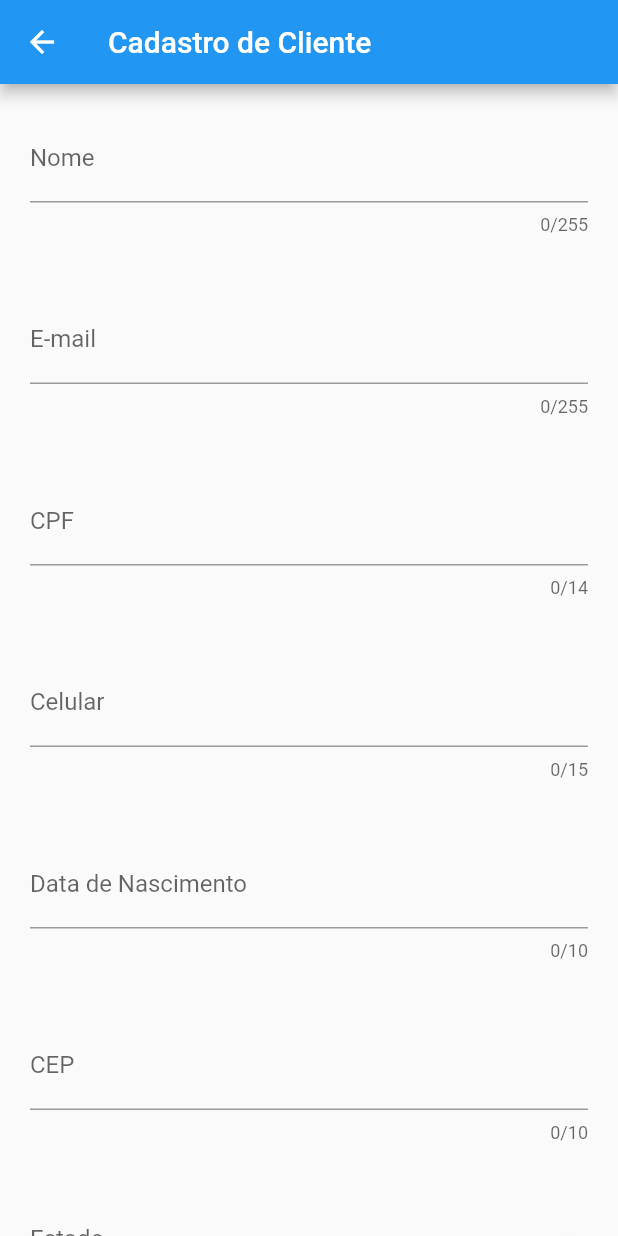
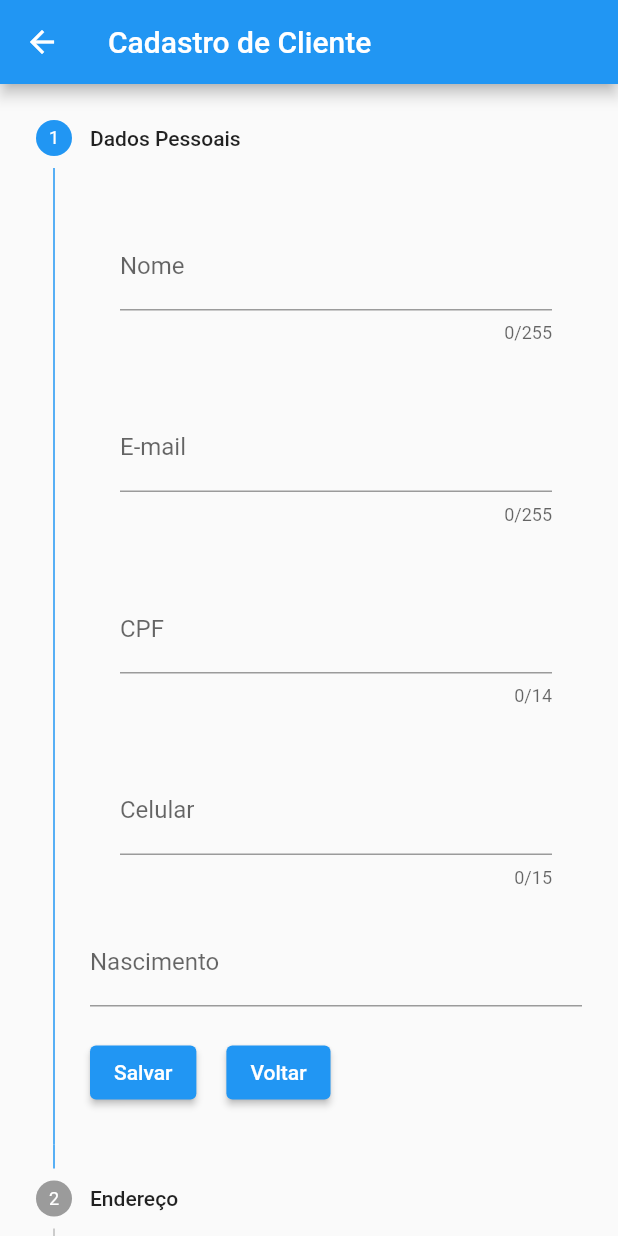
Before and after one commit to PedroMMeter/BankProvider, a Flutter app: the Registrar screen opened directly, on a phone screen of 412 x 824 dp. Run offline on Flutter 3.47's test engine with Material 2 defaults, Android fonts, the phone set to English and light mode, and no system bars; drawn by our look-alikes of date_time_picker; our stand-ins replace brasil_fields; missing offline and left inert: flux_validator_dart.

Commit message:
Formulário de Registro refatorado

```diff
--- a/lib/main.dart
+++ b/lib/main.dart
@@ -1,8 +1,6 @@
 import 'package:bank_provider/models/cliente.dart';
 import 'package:bank_provider/models/transferencias.dart';
 import 'package:bank_provider/screens/autenticacao/login.dart';
-import 'package:bank_provider/screens/dashboard/dashboard.dart';
-import 'package:bank_provider/screens/transferencia/lista.dart';
 import 'package:flutter/material.dart';
 import 'package:provider/provider.dart';
 
--- a/lib/models/cliente.dart
+++ b/lib/models/cliente.dart
@@ -1,18 +1,18 @@
 import 'package:flutter/material.dart';
 
 class Cliente extends ChangeNotifier{
-  late String _nome;
-  late String _email;
-  late String _celular;
-  late String _cpf;
-  late String _nascimento;
-  late String _cep;
-  late String _estado;
-  late String _cidade;
-  late String _bairro;
-  late String _logradouro;
-  late String _numero;
-  late String _senha;
+  String _nome = '';
+  String _email = '';
+  String _celular = '';
+  String _cpf = '';
+  String _nascimento = '';
+  String _cep = '';
+  String _estado = '';
+  String _cidade = '';
+  String _bairro = '';
+  String _logradouro = '';
+  String _numero = '';
+  String _senha = '';
 
 
   String get nome => _nome;
@@ -86,4 +86,13 @@ class Cliente extends ChangeNotifier{
   set senha(String value) {
     _senha = value;
   }
+
+  int _stepAtual = 0;
+
+  int get stepAtual => _stepAtual;
+
+  set stepAtual(int value) {
+    _stepAtual = value;
+    notifyListeners();
+  }
 }
--- a/lib/screens/autenticacao/registrar.dart
+++ b/lib/screens/autenticacao/registrar.dart
@@ -1,16 +1,24 @@
 import 'package:bank_provider/components/form_inputs.dart';
+import 'package:bank_provider/models/cliente.dart';
 import 'package:bank_provider/screens/dashboard/dashboard.dart';
 import 'package:brasil_fields/brasil_fields.dart';
+import 'package:date_time_picker/date_time_picker.dart';
 import 'package:flutter/material.dart';
 import 'package:flutter/services.dart';
+import 'package:flux_validator_dart/flux_validator_dart.dart';
+import 'package:provider/provider.dart';
 
 class Registrar extends StatelessWidget {
-  final _formKey = GlobalKey<FormState>();
+  //step 1
+  final _formUserData = GlobalKey<FormState>();
   final _nomeController = TextEditingController();
   final _emailController = TextEditingController();
   final _cpfController = TextEditingController();
   final _celularController = TextEditingController();
   final _nascimentoController = TextEditingController();
+
+  //step 2
+  final _formUserAdress = GlobalKey<FormState>();
   final _cepController = TextEditingController();
   final _estadoController = TextEditingController();
   final _cidadeController = TextEditingController();
@@ -18,17 +26,93 @@ class Registrar extends StatelessWidget {
   final _logradouroController = TextEditingController();
   final _numeroController = TextEditingController();
 
+  //step 3
+  final _formUserAuth = GlobalKey<FormState>();
+  final _senhaController = TextEditingController();
+  final _confirmarSenhaController = TextEditingController();
+
   Registrar({Key? key}) : super(key: key);
 
   @override
   Widget build(BuildContext context) {
     return Scaffold(
-      appBar: AppBar(
-        title: const Text('Cadastro de Cliente'),
-      ),
-      body: SingleChildScrollView(
-        child: Form(
-          key: _formKey,
+        appBar: AppBar(
+          title: const Text('Cadastro de Cliente'),
+        ),
+        body: Consumer<Cliente>(
+          builder: (context, cliente, child) {
+            return Stepper(
+              currentStep: cliente.stepAtual,
+              onStepContinue: () {
+                final functions = [
+                  _salvarStep1,
+                  _salvarStep2,
+                  _salvarStep3,
+                ];
+                return functions[cliente.stepAtual](context);
+              },
+              onStepCancel: () {
+                cliente.stepAtual =
+                    cliente.stepAtual > 0 ? cliente.stepAtual - 1 : 0;
+              },
+              steps: _construirSteps(context, cliente),
+              controlsBuilder:(context, ControlsDetails controls) {
+                return Padding(
+                  padding: const EdgeInsets.only(top: 20),
+                  child: Row(
+                    children: [
+                      ElevatedButton(
+                        onPressed: controls.onStepContinue,
+                        child: const Text('Salvar',),
+                      ),
+                      const Padding(padding: EdgeInsets.only(right: 20)),
+                      ElevatedButton(
+                        onPressed: controls.onStepCancel,
+                        child: const Text('Voltar'),
+                      ),
+                    ],
+                  ),
+                );
+              } ,
+            );
+          },
+        ));
+  }
+
+  void _salvarStep1(context) {
+    if (_formUserData.currentState!.validate()) {
+      Cliente cliente = Provider.of<Cliente>(
+        context,
+        listen: false,
+      );
+      cliente.nome = _nomeController.text;
+      _proximoStep(context);
+    }
+  }
+
+  void _salvarStep2(context) {
+    if (_formUserAdress.currentState!.validate()) {
+      _proximoStep(context);
+    }
+  }
+
+  void _salvarStep3(context) {
+    if (_formUserAuth.currentState!.validate()) {
+      FocusScope.of(context).unfocus();
+      Navigator.pushAndRemoveUntil(
+          context,
+          MaterialPageRoute(builder: (context) => const Dashboard()),
+          (route) => false);
+    }
+  }
+
+  List<Step> _construirSteps(context, cliente) {
+    List<Step> step = [
+      Step(
+        title: const Text('Dados Pessoais'),
+        isActive: cliente.stepAtual >= 0,
+        content: Form(
+          key: _formUserData,
           child: Column(
             children: [
               Field(
@@ -45,6 +129,7 @@ class Registrar extends StatelessWidget {
                   if (!value.contains(' ')) {
                     return 'Informe ao menos o sobrenome';
                   }
+                  return null;
                 },
               ),
               Field(
@@ -52,17 +137,7 @@ class Registrar extends StatelessWidget {
                 255,
                 controller: _emailController,
                 type: TextInputType.emailAddress,
-                validation: (value) {
-                  if (value!.isEmpty) {
-                    return 'Insira o seu e-mail';
-                  }
-                  if (value.length < 2) {
-                    return 'E-mail inválido';
-                  }
-                  if (!value.contains('@') || !value.contains('.')) {
-                    return 'Formato de e-mail inválido';
-                  }
-                },
+                validation: (value) => Validator.email(value) ? 'Email inválido': null,
               ),
               Field(
                 'CPF',
@@ -73,16 +148,7 @@ class Registrar extends StatelessWidget {
                   FilteringTextInputFormatter.digitsOnly,
                   CpfInputFormatter()
                 ],
-                validation: (value) {
-                  if (value!.isEmpty) {
-                    return 'Informe o CPF';
-                  }
-
-                  if (value.length != 14) {
-                    return 'CPF inválido';
-                  }
-                  return null;
-                },
+                validation: (value) => Validator.cpf(value) ? "CPF inválido" : null,
               ),
               Field(
                 'Celular',
@@ -93,18 +159,9 @@ class Registrar extends StatelessWidget {
                   FilteringTextInputFormatter.digitsOnly,
                   TelefoneInputFormatter(),
                 ],
-                validation: (value) {
-                  if (value!.isEmpty) {
-                    return 'Informe o número de telefone';
-                  }
-
-                  if (value.length < 14) {
-                    return 'Número de telefone inválido';
-                  }
-                  return null;
-                },
+                validation: (value) => Validator.phone(value)? 'Número telefonico inválido' : null,
               ),
-              Field(
+              /*Field(
                 'Data de Nascimento',
                 10,
                 controller: _nascimentoController,
@@ -120,8 +177,29 @@ class Registrar extends StatelessWidget {
                   if (value.length < 10) {
                     return 'Data inválida';
                   }
+                  return null;
                 },
+              ),*/
+              DateTimePicker(
+                controller: _nascimentoController,
+                type: DateTimePickerType.date,
+                firstDate: DateTime(2000),
+                lastDate: DateTime(2100),
+                dateLabelText: 'Nascimento',
+                dateMask: 'dd/MM/yyyy',
+                validator: (value) => Validator.date(value) ? 'Insira uma data válida' : null,
               ),
+            ],
+          ),
+        ),
+      ),
+      Step(
+        title: const Text('Endereço'),
+        isActive: cliente.stepAtual >= 1,
+        content: Form(
+          key: _formUserAdress,
+          child: Column(
+            children: [
               Field(
                 'CEP',
                 10,
@@ -131,15 +209,7 @@ class Registrar extends StatelessWidget {
                   FilteringTextInputFormatter.digitsOnly,
                   CepInputFormatter(),
                 ],
-                validation: (value) {
-                  if (value!.isEmpty) {
-                    return 'Informe o CEP';
-                  }
-                  if (value.length < 10) {
-                    return 'CEP inválido';
-                  }
-                  return null;
-                },
+                validation: (value) => Validator.cep(value) ? 'CEP inválido' : null,
               ),
               Padding(
                 padding: const EdgeInsets.all(20),
@@ -170,6 +240,7 @@ class Registrar extends StatelessWidget {
                   if (value!.length < 3) {
                     return 'Informe sua cidade';
                   }
+                  return null;
                 },
               ),
               Field(
@@ -202,32 +273,65 @@ class Registrar extends StatelessWidget {
                   if (value!.isEmpty) {
                     return 'Informe o número';
                   }
-                },
-              ),
-              OutlinedButton(
-                style: OutlinedButton.styleFrom(
-                  side: BorderSide(color: Theme.of(context).colorScheme.secondary, width: 2),
-                ),
-                child: Text(
-                  'Registrar',
-                  style:
-                      TextStyle(color: Theme.of(context).colorScheme.secondary),
-                ),
-                onPressed: () {
-                  if (_formKey.currentState!.validate()) {
-                    Navigator.pushAndRemoveUntil(
-                        context,
-                        MaterialPageRoute(
-                          builder: (context) => Dashboard(),
-                        ),
-                        (route) => false);
-                  }
+                  return null;
                 },
               ),
             ],
           ),
         ),
       ),
+      Step(
+        title: const Text('Senha'),
+        isActive: cliente.stepAtual >= 1,
+        content: Form(
+          key: _formUserAuth,
+          child: Column(
+            children: [
+              TextFormField(
+                decoration: const InputDecoration(
+                  labelText: 'Senha',
+                ),
+                controller: _senhaController,
+                maxLength: 16,
+                obscureText: true,
+                validator: (value) {
+                  if (value!.length < 8) {
+                    return 'Senha muito curta';
+                  }
+                  return null;
+                },
+              ),
+              TextFormField(
+                decoration: const InputDecoration(
+                  labelText: 'Confirmar Senha',
+                ),
+                controller: _confirmarSenhaController,
+                maxLength: 16,
+                obscureText: true,
+                validator: (value) {
+                  if (value != _senhaController.text) {
+                    return 'As senhas estão diferentes';
+                  }
+                  return null;
+                },
+              ),
+            ],
+          ),
+        ),
+      ),
+    ];
+    return step;
+  }
+
+  _proximoStep(context) {
+    Cliente cliente = Provider.of<Cliente>(
+      context,
+      listen: false,
     );
+    irPara(cliente.stepAtual + 1, cliente);
+  }
+
+  irPara(int step, cliente) {
+    cliente.stepAtual = step;
   }
 }
--- a/pubspec.yaml
+++ b/pubspec.yaml
@@ -31,6 +31,8 @@ dependencies:
     sdk: flutter
   sqflite:
   path:
+  date_time_picker:
+  flux_validator_dart:
 
 
   # The following adds the Cupertino Icons font to your application.
```
Also changed, not shown: lib/screens/dashboard/dashboard.dart (+27 -6 lines).
